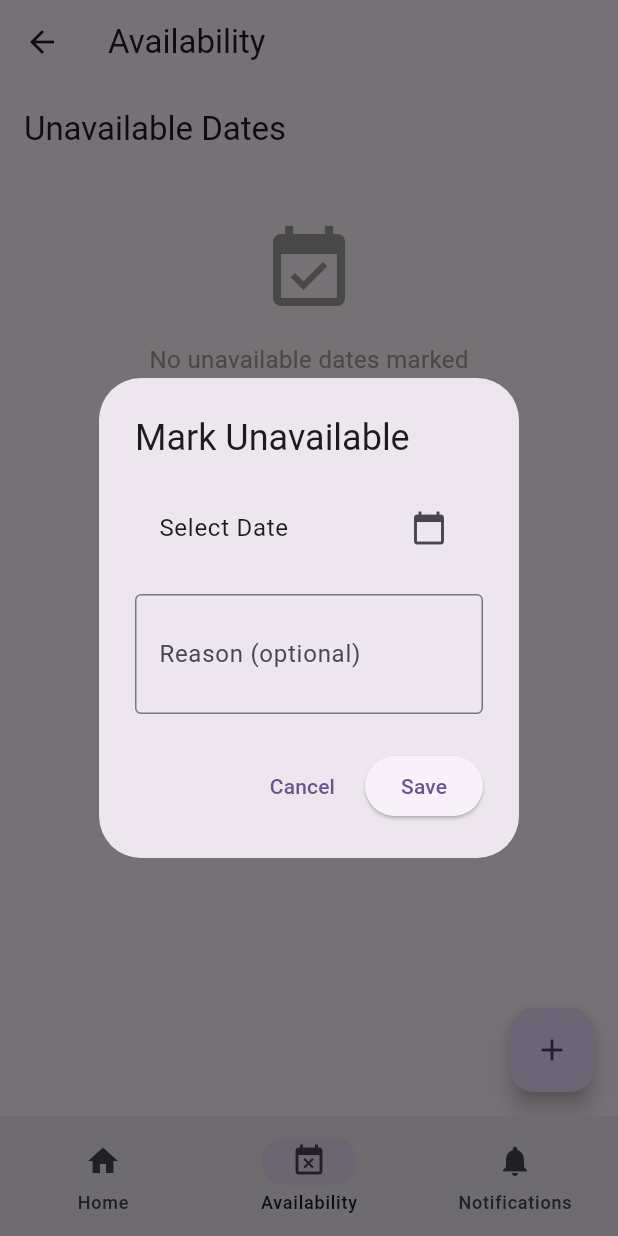
After one commit to charlesverdad/rooster, a Flutter app: the MainNavigation screen opened by its route, item 2 of the bottom bar chosen, after a tap on the "add" icon, on a phone screen of 412 x 824 dp. The commit adds this screen. Run offline on Flutter 3.47's test engine with Material 3 defaults, Android fonts, the phone set to English and light mode, and no system bars; our stand-ins replace shared_preferences; accounts and stored records are empty; network calls fail.

Commit message:
feat: Complete MVP with availability and notifications screens
- Added Unavailability and Notification models
- Created AvailabilityProvider and NotificationProvider
- Built availability screen with date picker and conflict detection
- Built notifications screen with swipe-to-delete and mark as read
- Added bottom navigation bar with 3 tabs
- Added notification badge showing unread count
- Updated main.dart with all providers and navigation
- MVP Phase 1 frontend now complete

```diff
--- a/frontend/rooster_app/lib/main.dart
+++ b/frontend/rooster_app/lib/main.dart
@@ -2,8 +2,12 @@ import 'package:flutter/material.dart';
 import 'package:provider/provider.dart';
 import 'providers/auth_provider.dart';
 import 'providers/assignment_provider.dart';
+import 'providers/availability_provider.dart';
+import 'providers/notification_provider.dart';
 import 'screens/auth/login_screen.dart';
 import 'screens/home/dashboard_screen.dart';
+import 'screens/availability/availability_screen.dart';
+import 'screens/notifications/notifications_screen.dart';
 
 void main() async {
   WidgetsFlutterBinding.ensureInitialized();
@@ -19,6 +23,8 @@ class MyApp extends StatelessWidget {
       providers: [
         ChangeNotifierProvider(create: (_) => AuthProvider()),
         ChangeNotifierProvider(create: (_) => AssignmentProvider()),
+        ChangeNotifierProvider(create: (_) => AvailabilityProvider()),
+        ChangeNotifierProvider(create: (_) => NotificationProvider()),
       ],
       child: MaterialApp(
         title: 'Rooster',
@@ -33,7 +39,7 @@ class MyApp extends StatelessWidget {
         home: const AuthWrapper(),
         routes: {
           '/login': (context) => const LoginScreen(),
-          '/dashboard': (context) => const DashboardScreen(),
+          '/home': (context) => const MainNavigation(),
         },
       ),
     );
@@ -77,7 +83,7 @@ class _AuthWrapperState extends State<AuthWrapper> {
     return Consumer<AuthProvider>(
       builder: (context, authProvider, child) {
         if (authProvider.isAuthenticated) {
-          return const DashboardScreen();
+          return const MainNavigation();
         } else {
           return const LoginScreen();
         }
@@ -85,3 +91,57 @@ class _AuthWrapperState extends State<AuthWrapper> {
     );
   }
 }
+
+class MainNavigation extends StatefulWidget {
+  const MainNavigation({super.key});
+
+  @override
+  State<MainNavigation> createState() => _MainNavigationState();
+}
+
+class _MainNavigationState extends State<MainNavigation> {
+  int _selectedIndex = 0;
+
+  final List<Widget> _screens = const [
+    DashboardScreen(),
+    AvailabilityScreen(),
+    NotificationsScreen(),
+  ];
+
+  @override
+  Widget build(BuildContext context) {
+    return Scaffold(
+      body: _screens[_selectedIndex],
+      bottomNavigationBar: Consumer<NotificationProvider>(
+        builder: (context, notificationProvider, child) {
+          return NavigationBar(
+            selectedIndex: _selectedIndex,
+            onDestinationSelected: (index) {
+              setState(() {
+                _selectedIndex = index;
+              });
+            },
+            destinations: [
+              const NavigationDestination(
+                icon: Icon(Icons.home),
+                label: 'Home',
+              ),
+              const NavigationDestination(
+                icon: Icon(Icons.event_busy),
+                label: 'Availability',
+              ),
+              NavigationDestination(
+                icon: Badge(
+                  label: Text('${notificationProvider.unreadCount}'),
+                  isLabelVisible: notificationProvider.unreadCount > 0,
+                  child: const Icon(Icons.notifications),
+                ),
+                label: 'Notifications',
+              ),
+            ],
+          );
+        },
+      ),
+    );
+  }
+}
--- /dev/null
+++ b/frontend/rooster_app/lib/models/notification.dart
@@ -0,0 +1,33 @@
+class AppNotification {
+  final String id;
+  final String userId;
+  final String type;
+  final String title;
+  final String message;
+  final DateTime? readAt;
+  final DateTime createdAt;
+
+  AppNotification({
+    required this.id,
+    required this.userId,
+    required this.type,
+    required this.title,
+    required this.message,
+    this.readAt,
+    required this.createdAt,
+  });
+
+  bool get isRead => readAt != null;
+
+  factory AppNotification.fromJson(Map<String, dynamic> json) {
+    return AppNotification(
+      id: json['id'],
+      userId: json['user_id'],
+      type: json['type'],
+      title: json['title'],
+      message: json['message'],
+      readAt: json['read_at'] != null ? DateTime.parse(json['read_at']) : null,
+      createdAt: DateTime.parse(json['created_at']),
+    );
+  }
+}
--- /dev/null
+++ b/frontend/rooster_app/lib/models/unavailability.dart
@@ -0,0 +1,54 @@
+class Unavailability {
+  final String id;
+  final String userId;
+  final DateTime date;
+  final String? reason;
+  final DateTime createdAt;
+
+  Unavailability({
+    required this.id,
+    required this.userId,
+    required this.date,
+    this.reason,
+    required this.createdAt,
+  });
+
+  factory Unavailability.fromJson(Map<String, dynamic> json) {
+    return Unavailability(
+      id: json['id'],
+      userId: json['user_id'],
+      date: DateTime.parse(json['date']),
+      reason: json['reason'],
+      createdAt: DateTime.parse(json['created_at']),
+    );
+  }
+}
+
+class Conflict {
+  final String assignmentId;
+  final String unavailabilityId;
+  final DateTime date;
+  final String rosterName;
+  final String teamName;
+  final String? reason;
+
+  Conflict({
+    required this.assignmentId,
+    required this.unavailabilityId,
+    required this.date,
+    required this.rosterName,
+    required this.teamName,
+    this.reason,
+  });
+
+  factory Conflict.fromJson(Map<String, dynamic> json) {
+    return Conflict(
+      assignmentId: json['assignment_id'],
+      unavailabilityId: json['unavailability_id'],
+      date: DateTime.parse(json['date']),
+      rosterName: json['roster_name'],
+      teamName: json['team_name'],
+      reason: json['reason'],
+    );
+  }
+}
--- /dev/null
+++ b/frontend/rooster_app/lib/providers/availability_provider.dart
@@ -0,0 +1,97 @@
+import 'dart:convert';
+import 'package:flutter/foundation.dart';
+import '../models/unavailability.dart';
+import '../services/api_client.dart';
+
+class AvailabilityProvider with ChangeNotifier {
+  List<Unavailability> _unavailabilities = [];
+  List<Conflict> _conflicts = [];
+  bool _isLoading = false;
+  String? _error;
+
+  List<Unavailability> get unavailabilities => _unavailabilities;
+  List<Conflict> get conflicts => _conflicts;
+  bool get isLoading => _isLoading;
+  String? get error => _error;
+
+  Future<void> fetchUnavailabilities() async {
+    _isLoading = true;
+    _error = null;
+    notifyListeners();
+
+    try {
+      final response = await ApiClient.get('/availability/me');
+
+      if (response.statusCode == 200) {
+        final List<dynamic> data = jsonDecode(response.body);
+        _unavailabilities = data.map((json) => Unavailability.fromJson(json)).toList();
+        _unavailabilities.sort((a, b) => a.date.compareTo(b.date));
+      } else {
+        _error = 'Failed to load unavailabilities';
+      }
+    } catch (e) {
+      _error = 'Connection error: $e';
+    }
+
+    _isLoading = false;
+    notifyListeners();
+  }
+
+  Future<void> fetchConflicts() async {
+    try {
+      final response = await ApiClient.get('/availability/conflicts');
+
+      if (response.statusCode == 200) {
+        final List<dynamic> data = jsonDecode(response.body);
+        _conflicts = data.map((json) => Conflict.fromJson(json)).toList();
+        notifyListeners();
+      }
+    } catch (e) {
+      debugPrint('Error fetching conflicts: $e');
+    }
+  }
+
+  Future<bool> markUnavailable(DateTime date, String? reason) async {
+    try {
+      final response = await ApiClient.post('/availability', {
+        'date': date.toIso8601String().split('T')[0],
+        'reason': reason,
+      });
+
+      if (response.statusCode == 201) {
+        await fetchUnavailabilities();
+        await fetchConflicts();
+        return true;
+      } else {
+        final data = jsonDecode(response.body);
+        _error = data['detail'] ?? 'Failed to mark unavailable';
+        notifyListeners();
+        return false;
+      }
+    } catch (e) {
+      _error = 'Connection error: $e';
+      notifyListeners();
+      return false;
+    }
+  }
+
+  Future<bool> deleteUnavailability(String id) async {
+    try {
+      final response = await ApiClient.delete('/availability/$id');
+
+      if (response.statusCode == 204) {
+        await fetchUnavailabilities();
+        await fetchConflicts();
+        return true;
+      } else {
+        _error = 'Failed to delete unavailability';
+        notifyListeners();
+        return false;
+      }
+    } catch (e) {
+      _error = 'Connection error: $e';
+      notifyListeners();
+      return false;
+    }
+  }
+}
--- /dev/null
+++ b/frontend/rooster_app/lib/screens/availability/availability_screen.dart
@@ -0,0 +1,221 @@
+import 'package:flutter/material.dart';
+import 'package:provider/provider.dart';
+import 'package:intl/intl.dart';
+import '../../providers/availability_provider.dart';
+
+class AvailabilityScreen extends StatefulWidget {
+  const AvailabilityScreen({super.key});
+
+  @override
+  State<AvailabilityScreen> createState() => _AvailabilityScreenState();
+}
+
+class _AvailabilityScreenState extends State<AvailabilityScreen> {
+  @override
+  void initState() {
+    super.initState();
+    WidgetsBinding.instance.addPostFrameCallback((_) {
+      final provider = Provider.of<AvailabilityProvider>(context, listen: false);
+      provider.fetchUnavailabilities();
+      provider.fetchConflicts();
+    });
+  }
+
+  Future<void> _refresh() async {
+    final provider = Provider.of<AvailabilityProvider>(context, listen: false);
+    await provider.fetchUnavailabilities();
+    await provider.fetchConflicts();
+  }
+
+  Future<void> _showAddDialog() async {
+    DateTime? selectedDate;
+    final reasonController = TextEditingController();
+
+    final result = await showDialog<bool>(
+      context: context,
+      builder: (context) => AlertDialog(
+        title: const Text('Mark Unavailable'),
+        content: Column(
+          mainAxisSize: MainAxisSize.min,
+          children: [
+            ListTile(
+              title: Text(
+                selectedDate == null
+                    ? 'Select Date'
+                    : DateFormat('EEEE, MMMM d, y').format(selectedDate!),
+              ),
+              trailing: const Icon(Icons.calendar_today),
+              onTap: () async {
+                final date = await showDatePicker(
+                  context: context,
+                  initialDate: DateTime.now(),
+                  firstDate: DateTime.now(),
+                  lastDate: DateTime.now().add(const Duration(days: 365)),
+                );
+                if (date != null) {
+                  setState(() {
+                    selectedDate = date;
+                  });
+                }
+              },
+            ),
+            const SizedBox(height: 16),
+            TextField(
+              controller: reasonController,
+              decoration: const InputDecoration(
+                labelText: 'Reason (optional)',
+                border: OutlineInputBorder(),
+              ),
+              maxLines: 2,
+            ),
+          ],
+        ),
+        actions: [
+          TextButton(
+            onPressed: () => Navigator.pop(context, false),
+            child: const Text('Cancel'),
+          ),
+          ElevatedButton(
+            onPressed: () {
+              if (selectedDate != null) {
+                Navigator.pop(context, true);
+              }
+            },
+            child: const Text('Save'),
+          ),
+        ],
+      ),
+    );
+
+    if (result == true && selectedDate != null && mounted) {
+      final provider = Provider.of<AvailabilityProvider>(context, listen: false);
+      await provider.markUnavailable(
+        selectedDate!,
+        reasonController.text.isEmpty ? null : reasonController.text,
+      );
+    }
+  }
+
+  @override
+  Widget build(BuildContext context) {
+    final provider = Provider.of<AvailabilityProvider>(context);
+    final dateFormat = DateFormat('EEEE, MMMM d, y');
+
+    return Scaffold(
+      appBar: AppBar(
+        title: const Text('Availability'),
+      ),
+      body: RefreshIndicator(
+        onRefresh: _refresh,
+        child: provider.isLoading
+            ? const Center(child: CircularProgressIndicator())
+            : ListView(
+                padding: const EdgeInsets.all(16),
+                children: [
+                  if (provider.conflicts.isNotEmpty) ...[
+                    Card(
+                      color: Colors.orange.shade50,
+                      child: Padding(
+                        padding: const EdgeInsets.all(16),
+                        child: Column(
+                          crossAxisAlignment: CrossAxisAlignment.start,
+                          children: [
+                            Row(
+                              children: [
+                                Icon(Icons.warning, color: Colors.orange.shade700),
+                                const SizedBox(width: 8),
+                                Text(
+                                  'Conflicts Detected',
+                                  style: TextStyle(
+                                    fontSize: 18,
+                                    fontWeight: FontWeight.bold,
+                                    color: Colors.orange.shade700,
+                                  ),
+                                ),
+                              ],
+                            ),
+                            const SizedBox(height: 12),
+                            ...provider.conflicts.map((conflict) => Padding(
+                                  padding: const EdgeInsets.only(bottom: 8),
+                                  child: Text(
+                                    '${dateFormat.format(conflict.date)}: ${conflict.rosterName} (${conflict.teamName})',
+                                    style: const TextStyle(fontSize: 14),
+                                  ),
+                                )),
+                          ],
+                        ),
+                      ),
+                    ),
+                    const SizedBox(height: 16),
+                  ],
+                  Text(
+                    'Unavailable Dates',
+                    style: Theme.of(context).textTheme.titleLarge,
+                  ),
+                  const SizedBox(height: 16),
+                  if (provider.unavailabilities.isEmpty)
+                    const Center(
+                      child: Padding(
+                        padding: EdgeInsets.all(32),
+                        child: Column(
+                          children: [
+                            Icon(Icons.event_available, size: 64, color: Colors.grey),
+                            SizedBox(height: 16),
+                            Text(
+                              'No unavailable dates marked',
+                              style: TextStyle(color: Colors.grey, fontSize: 16),
+                            ),
+                          ],
+                        ),
+                      ),
+                    )
+                  else
+                    ...provider.unavailabilities.map((unavail) => Card(
+                          margin: const EdgeInsets.only(bottom: 8),
+                          child: ListTile(
+                            leading: const CircleAvatar(
+                              child: Icon(Icons.event_busy),
+                            ),
+                            title: Text(dateFormat.format(unavail.date)),
+                            subtitle: unavail.reason != null
+                                ? Text(unavail.reason!)
+                                : null,
+                            trailing: IconButton(
+                              icon: const Icon(Icons.delete),
+                              onPressed: () async {
+                                final confirm = await showDialog<bool>(
+                                  context: context,
+                                  builder: (context) => AlertDialog(
+                                    title: const Text('Delete Unavailability'),
+                                    content: const Text(
+                                      'Are you sure you want to remove this unavailable date?',
+                                    ),
+                                    actions: [
+                                      TextButton(
+                                        onPressed: () => Navigator.pop(context, false),
+                                        child: const Text('Cancel'),
+                                      ),
+                                      ElevatedButton(
+                                        onPressed: () => Navigator.pop(context, true),
+                                        child: const Text('Delete'),
+                                      ),
+                                    ],
+                                  ),
+                                );
+                                if (confirm == true && mounted) {
+                                  await provider.deleteUnavailability(unavail.id);
+                                }
+                              },
+                            ),
+                          ),
+                        )),
+                ],
+              ),
+      ),
+      floatingActionButton: FloatingActionButton(
+        onPressed: _showAddDialog,
+        child: const Icon(Icons.add),
+      ),
+    );
+  }
+}
```
Also changed, not shown: frontend/rooster_app/lib/providers/notification_provider.dart (added, +86 -0 lines), frontend/rooster_app/lib/screens/notifications/notifications_screen.dart (added, +143 -0 lines).
